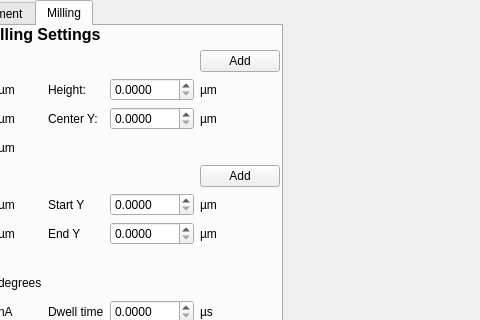
DeMarcoLab/fibsem, file fibsem/ui/qtdesigner_files/connect.ui: the form before one commit; both pictures show x 198 to 678 and y 0 to 320 of the 950 by 850 pixel window.
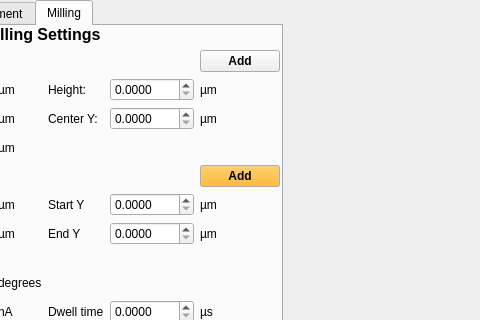
The form after the commit. The open tabs and pages were chosen to show the change.

```diff
--- a/fibsem/ui/qtdesigner_files/connect.ui
+++ b/fibsem/ui/qtdesigner_files/connect.ui
@@ -1218,6 +1218,18 @@
          </item>
          <item row="2" column="5">
           <widget class="QPushButton" name="pushButton_rec">
+           <property name="font">
+            <font>
+             <weight>75</weight>
+             <bold>true</bold>
+            </font>
+           </property>
+           <property name="autoFillBackground">
+            <bool>true</bool>
+           </property>
+           <property name="styleSheet">
+            <string notr="true">nackground-color rgb(255, 170, 0)</string>
+           </property>
            <property name="text">
             <string>Add</string>
            </property>
@@ -1225,6 +1237,49 @@
          </item>
          <item row="7" column="5">
           <widget class="QPushButton" name="pushButton_line">
+           <property name="palette">
+            <palette>
+             <active>
+              <colorrole role="Button">
+               <brush brushstyle="SolidPattern">
+                <color alpha="255">
+                 <red>255</red>
+                 <green>170</green>
+                 <blue>0</blue>
+                </color>
+               </brush>
+              </colorrole>
+             </active>
+             <inactive>
+              <colorrole role="Button">
+               <brush brushstyle="SolidPattern">
+                <color alpha="255">
+                 <red>255</red>
+                 <green>170</green>
+                 <blue>0</blue>
+                </color>
+               </brush>
+              </colorrole>
+             </inactive>
+             <disabled>
+              <colorrole role="Button">
+               <brush brushstyle="SolidPattern">
+                <color alpha="255">
+                 <red>255</red>
+                 <green>170</green>
+                 <blue>0</blue>
+                </color>
+               </brush>
+              </colorrole>
+             </disabled>
+            </palette>
+           </property>
+           <property name="font">
+            <font>
+             <weight>75</weight>
+             <bold>true</bold>
+            </font>
+           </property>
            <property name="text">
             <string>Add</string>
            </property>
```
Left out of the diff: 2 changed lines with no effect on the pictures.
